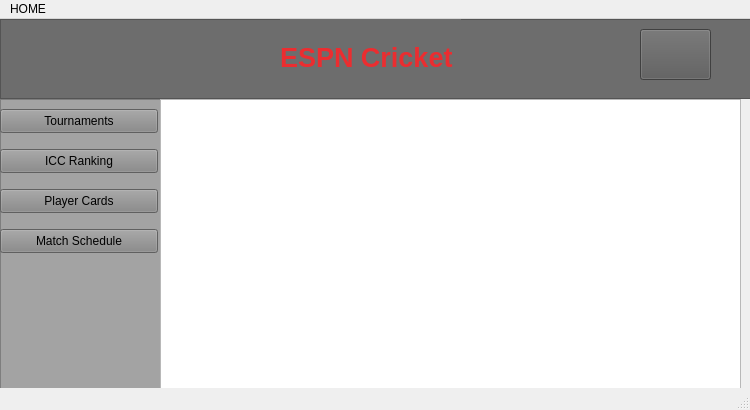
The window that mainwindow.ui (iasimkhan2005/ESPN_CRICKET) describes before a commit, drawn with Qt 5.
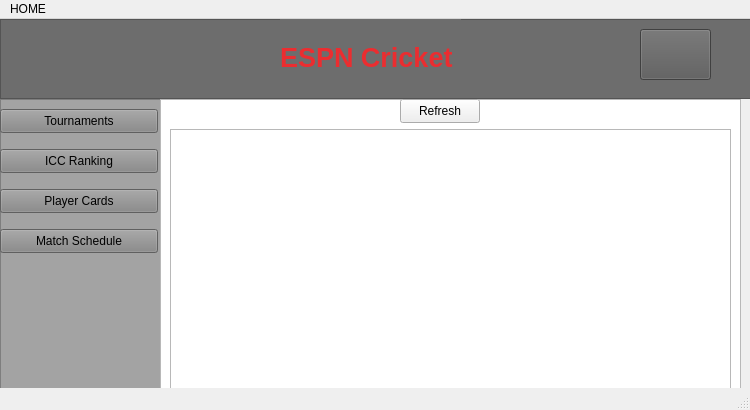
The same window after the commit. Icons and pictures are not drawn.

```diff
--- a/mainwindow.ui
+++ b/mainwindow.ui
@@ -195,9 +195,34 @@
      </rect>
     </property>
    </widget>
+   <widget class="QListWidget" name="listWidget">
+    <property name="geometry">
+     <rect>
+      <x>170</x>
+      <y>110</y>
+      <width>561</width>
+      <height>261</height>
+     </rect>
+    </property>
+   </widget>
+   <widget class="QPushButton" name="refreshButton">
+    <property name="geometry">
+     <rect>
+      <x>400</x>
+      <y>80</y>
+      <width>80</width>
+      <height>24</height>
+     </rect>
+    </property>
+    <property name="text">
+     <string>Refresh</string>
+    </property>
+   </widget>
    <zorder>UpperFrame_2</zorder>
    <zorder>UpperFrame</zorder>
    <zorder>view</zorder>
+   <zorder>listWidget</zorder>
+   <zorder>refreshButton</zorder>
   </widget>
   <widget class="QMenuBar" name="menubar">
    <property name="geometry">
```
